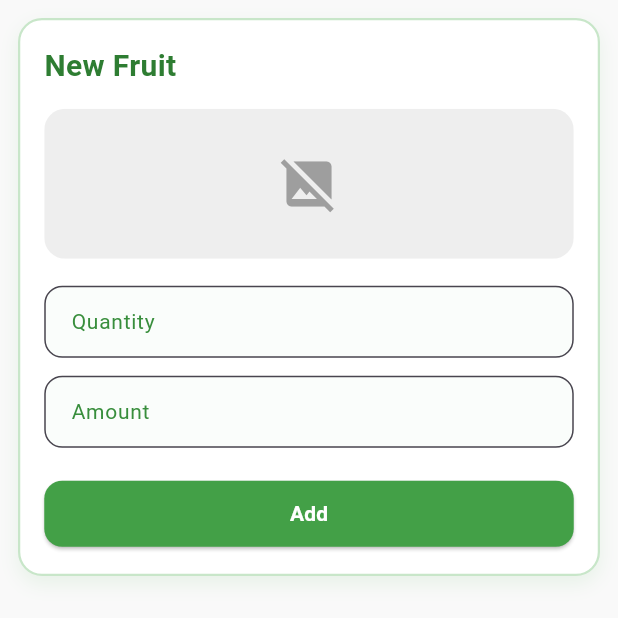
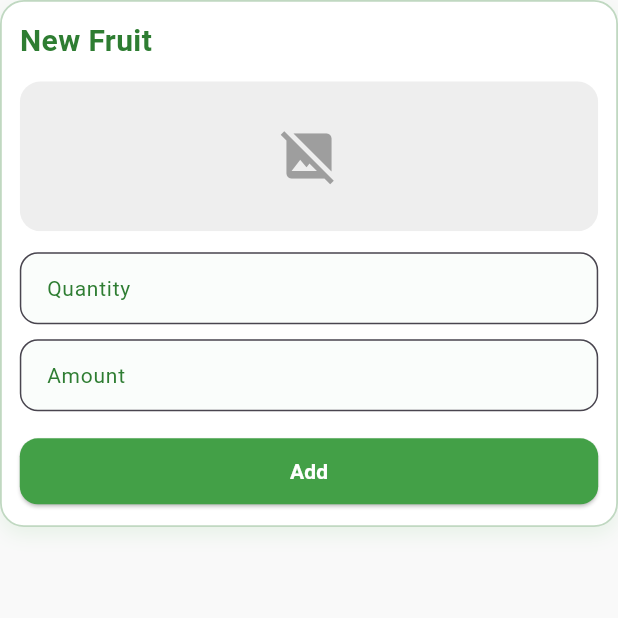
Before and after one commit to yared098/AddisFruit, a Flutter app: the FruitFormWidget widget shown alone on an empty page, opened directly, on a phone screen of 412 x 824 dp. Shown: the top 618 px of the screen. Run offline on Flutter 3.47's test engine with Material 3 defaults, Android fonts, the phone set to English and light mode, and no system bars; our stand-ins replace location, permission_handler, shared_preferences, smooth_page_indicator; missing offline and left inert: dart:html; accounts and stored records are empty; network calls fail.

Commit message:
add them pprovider

```diff
--- a/lib/main.dart
+++ b/lib/main.dart
@@ -3,6 +3,7 @@ import 'dart:async';
 import 'package:addisfruit/Model/fruit_model.dart';
 import 'package:addisfruit/viewmodels/CartViewModel.dart';
 import 'package:addisfruit/viewmodels/order_view_model.dart';
+import 'package:addisfruit/viewmodels/theme_provider.dart';
 import 'package:addisfruit/views/HomePage.dart';
 import 'package:addisfruit/views/IntroductionPage.dart';
 import 'package:addisfruit/views/SplashScreen.dart';
@@ -15,11 +16,8 @@ import 'package:provider/provider.dart';
 import 'package:shared_preferences/shared_preferences.dart';
 import 'viewmodels/fruit_view_model.dart';
 import 'views/grid_with_form_page.dart';
-
 void main() async {
   WidgetsFlutterBinding.ensureInitialized();
-
-
   SharedPreferences prefs = await SharedPreferences.getInstance();
   bool hasSeenSplash = prefs.getBool('hasSeenSplash') ?? false;
   bool hasSeenIntroduction = prefs.getBool('hasSeenIntroduction') ?? false;
@@ -30,12 +28,36 @@ void main() async {
         ChangeNotifierProvider(create: (_) => FruitViewModel()),
         ChangeNotifierProvider(create: (_) => CartViewModel()),
         ChangeNotifierProvider(create: (_) => OrderViewModel()),
+        ChangeNotifierProvider(create: (_) => ThemeProvider()),
       ],
-      child: MaterialApp(
+      child: MyApp(
+        hasSeenSplash: hasSeenSplash,
+        hasSeenIntroduction: hasSeenIntroduction,
+      ),
+    ),
+  );
+}
+
+class MyApp extends StatelessWidget {
+  final bool hasSeenSplash;
+  final bool hasSeenIntroduction;
+
+  const MyApp({
+    super.key,
+    required this.hasSeenSplash,
+    required this.hasSeenIntroduction,
+  });
+
+  @override
+  Widget build(BuildContext context) {
+    final themeProvider = Provider.of<ThemeProvider>(context);
+
+    return MaterialApp(
       debugShowCheckedModeBanner: false,
       title: 'AddisFruit',
       theme: ThemeData(
         primarySwatch: Colors.green,
+        brightness: Brightness.light,
         scaffoldBackgroundColor: const Color(0xFFF9F9F9),
         bottomNavigationBarTheme: const BottomNavigationBarThemeData(
           selectedItemColor: Colors.green,
@@ -43,10 +65,20 @@ void main() async {
         ),
         textTheme: const TextTheme(bodyMedium: TextStyle(fontSize: 16)),
       ),
+      darkTheme: ThemeData(
+        primarySwatch: Colors.green,
+        brightness: Brightness.dark,
+        scaffoldBackgroundColor: const Color(0xFF121212),
+        bottomNavigationBarTheme: const BottomNavigationBarThemeData(
+          selectedItemColor: Colors.green,
+          unselectedItemColor: Colors.grey,
+        ),
+        textTheme: const TextTheme(bodyMedium: TextStyle(fontSize: 16)),
+      ),
+      themeMode: themeProvider.isDarkMode ? ThemeMode.dark : ThemeMode.light,
       home: hasSeenSplash
           ? (hasSeenIntroduction ? const HomePage() : const IntroductionPage())
           : const SplashScreen(),
-      ),
-    ),
     );
   }
+}
--- a/lib/widgets/fruit_form_widget.dart
+++ b/lib/widgets/fruit_form_widget.dart
@@ -1,6 +1,8 @@
+import 'package:addisfruit/viewmodels/theme_provider.dart';
 import 'package:flutter/material.dart';
 import 'package:provider/provider.dart';
 import '../viewmodels/fruit_view_model.dart';
+
 
 class FruitFormWidget extends StatelessWidget {
   final TextEditingController quantityController = TextEditingController();
@@ -9,28 +11,35 @@ class FruitFormWidget extends StatelessWidget {
   @override
   Widget build(BuildContext context) {
     final viewModel = Provider.of<FruitViewModel>(context);
+    final themeProvider = Provider.of<ThemeProvider>(context);
     final fruit = viewModel.selectedFruit;
 
-    // Set current values (consider managing with StatefulWidget for dynamic form)
+    // Set current values (consider StatefulWidget if dynamic)
     quantityController.text = viewModel.quantity;
     amountController.text = viewModel.amount;
 
+    final isDark = themeProvider.isDarkMode;
+    final bgColor = isDark ? Colors.grey[900] : Colors.white;
+    final shadowColor = isDark ? Colors.black54 : Colors.green.withOpacity(0.1);
+    final textColor = isDark ? Colors.greenAccent.shade400 : Colors.green.shade800;
+
     return SafeArea(
       child: SingleChildScrollView(
+        // Removed padding here for tighter layout
+        child: Container(
+          // Reduced padding to 12
           padding: const EdgeInsets.all(12),
-        child: Container(
-          padding: const EdgeInsets.all(16),
           decoration: BoxDecoration(
-            color: Colors.white,
+            color: bgColor,
             borderRadius: BorderRadius.circular(16),
             boxShadow: [
               BoxShadow(
-                color: Colors.green.withOpacity(0.1),
+                color: shadowColor!,
                 blurRadius: 10,
                 offset: const Offset(0, 5),
               ),
             ],
-            border: Border.all(color: Colors.green.shade100, width: 1.5),
+            border: Border.all(color: textColor.withOpacity(0.3), width: 1.2),
           ),
           child: Column(
             crossAxisAlignment: CrossAxisAlignment.start,
@@ -41,42 +50,38 @@ class FruitFormWidget extends StatelessWidget {
                 style: TextStyle(
                   fontSize: 20,
                   fontWeight: FontWeight.bold,
-                  color: Colors.green.shade800,
+                  color: textColor,
                 ),
               ),
-              const SizedBox(height: 14),
+              const SizedBox(height: 12), // Reduced spacing
 
               // Fruit image
               Center(
                 child: ClipRRect(
                   borderRadius: BorderRadius.circular(14),
-                  child:
-                      fruit?.image != null && fruit!.image.isNotEmpty
+                  child: fruit?.image != null && fruit!.image.isNotEmpty
                       ? Image.network(
                           fruit.image,
                           height: 100,
                           width: MediaQuery.of(context).size.width,
                           fit: BoxFit.cover,
-                            errorBuilder:
-                                (context, error, stackTrace) =>
-                                    imagePlaceholder(context),
+                          errorBuilder: (context, error, stackTrace) =>
+                              imagePlaceholder(context, isDark),
                           loadingBuilder: (context, child, loadingProgress) {
                             if (loadingProgress == null) return child;
                             return SizedBox(
                               height: 100,
                               width: 140,
                               child: const Center(
-                                  child: CircularProgressIndicator(
-                                    strokeWidth: 2,
-                                  ),
+                                child: CircularProgressIndicator(strokeWidth: 2),
                               ),
                             );
                           },
                         )
-                          : imagePlaceholder(context),
+                      : imagePlaceholder(context, isDark),
                 ),
               ),
-              const SizedBox(height: 18),
+              const SizedBox(height: 14), // Reduced spacing
 
               // Quantity input
               buildTextField(
@@ -84,8 +89,10 @@ class FruitFormWidget extends StatelessWidget {
                 label: "Quantity",
                 onChanged: viewModel.setQuantity,
                 context: context,
+                isDark: isDark,
+                textColor: textColor,
               ),
-              const SizedBox(height: 12),
+              const SizedBox(height: 10), // Reduced spacing
 
               // Amount input
               buildTextField(
@@ -93,8 +100,10 @@ class FruitFormWidget extends StatelessWidget {
                 label: "Amount",
                 onChanged: viewModel.setAmount,
                 context: context,
+                isDark: isDark,
+                textColor: textColor,
               ),
-              const SizedBox(height: 20),
+              const SizedBox(height: 16), // Reduced spacing
 
               // Button Row
               Row(
@@ -102,15 +111,14 @@ class FruitFormWidget extends StatelessWidget {
                   Expanded(
                     child: ElevatedButton(
                       style: ElevatedButton.styleFrom(
-                        backgroundColor: Colors.green.shade600,
-                        foregroundColor: Colors.white,
+                        backgroundColor: isDark ? Colors.greenAccent.shade400 : Colors.green.shade600,
+                        foregroundColor: isDark ? Colors.black87 : Colors.white,
                         shape: RoundedRectangleBorder(
                           borderRadius: BorderRadius.circular(12),
                         ),
                         padding: const EdgeInsets.symmetric(vertical: 12),
                       ),
                       onPressed: () {
-
                         viewModel.saveFruit(
                           fruit?.name ?? "New Fruit",
                           fruit?.image ?? "",
@@ -118,7 +126,7 @@ class FruitFormWidget extends StatelessWidget {
                         );
                       },
                       child: Text(
-                        fruit == null ? "Add" : "Add toCart",
+                        fruit == null ? "Add" : "Add to Cart",
                         style: const TextStyle(
                           fontSize: 14,
                           fontWeight: FontWeight.w600,
@@ -127,7 +135,7 @@ class FruitFormWidget extends StatelessWidget {
                     ),
                   ),
                   if (fruit != null) ...[
-                    const SizedBox(width: 10),
+                    const SizedBox(width: 8), // Reduced spacing
                     Expanded(
                       child: OutlinedButton(
                         style: OutlinedButton.styleFrom(
@@ -163,41 +171,44 @@ class FruitFormWidget extends StatelessWidget {
     required String label,
     required void Function(String) onChanged,
     required BuildContext context,
+    required bool isDark,
+    required Color textColor,
   }) {
     return TextField(
       controller: controller,
       keyboardType: TextInputType.number,
       onChanged: onChanged,
-      style: const TextStyle(fontSize: 14),
+      style: TextStyle(fontSize: 14, color: textColor),
       decoration: InputDecoration(
         labelText: label,
-        labelStyle: TextStyle(color: Colors.green.shade700, fontSize: 14),
+        labelStyle: TextStyle(color: textColor, fontSize: 14),
         border: OutlineInputBorder(
           borderRadius: BorderRadius.circular(12),
-          borderSide: BorderSide(color: Colors.green.shade300),
+          borderSide: BorderSide(color: textColor.withOpacity(0.5)),
         ),
         focusedBorder: OutlineInputBorder(
           borderRadius: BorderRadius.circular(12),
-          borderSide: BorderSide(color: Colors.green.shade600, width: 1.8),
+          borderSide: BorderSide(color: textColor, width: 1.8),
         ),
         filled: true,
-        fillColor: Colors.green.shade50.withOpacity(0.2),
-        contentPadding: const EdgeInsets.symmetric(
-          horizontal: 14,
-          vertical: 10,
+        fillColor: isDark ? Colors.grey.shade800 : Colors.green.shade50.withOpacity(0.2),
+        contentPadding: const EdgeInsets.symmetric(horizontal: 14, vertical: 10),
+      ),
+    );
+  }
+
+  Widget imagePlaceholder(BuildContext context, bool isDark) {
+    return Container(
+      height: 100,
+      width: MediaQuery.of(context).size.width,
+      color: isDark ? Colors.grey.shade800 : Colors.grey.shade200,
+      child: Center(
+        child: Icon(
+          Icons.image_not_supported,
+          size: 40,
+          color: isDark ? Colors.grey.shade400 : Colors.grey,
         ),
       ),
     );
   }
-
-  Widget imagePlaceholder(BuildContext context) {
-    return Container(
-      height: 100,
-      width: MediaQuery.of(context).size.width,
-      color: Colors.grey.shade200,
-      child: const Center(
-        child: Icon(Icons.image_not_supported, size: 40, color: Colors.grey),
-      ),
-    );
 }
-}
```
Also changed, not shown: lib/viewmodels/theme_provider.dart (added, +25 -0 lines), lib/views/CartPage.dart (+25 -14 lines), lib/views/HomePage.dart (+27 -28 lines), lib/views/PersonalPage.dart (+57 -22 lines), lib/views/grid_with_form_page.dart (+7 -13 lines), lib/widgets/ProductShowWidget.dart (+13 -8 lines), lib/widgets/widgetAppBar.dart (+43 -20 lines). Lines whose indentation alone changed are shown as unchanged.
